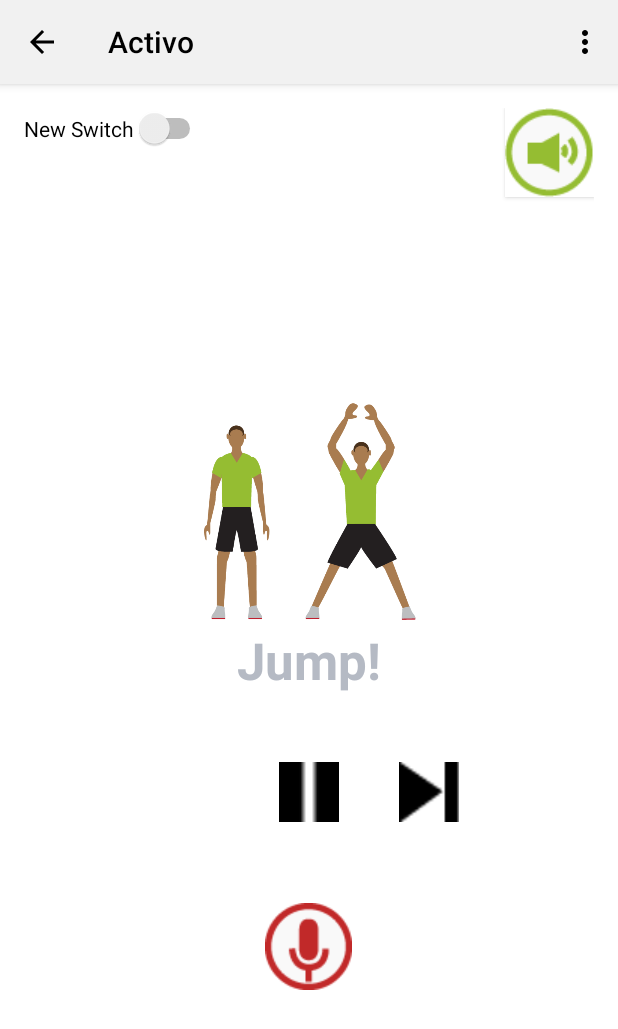
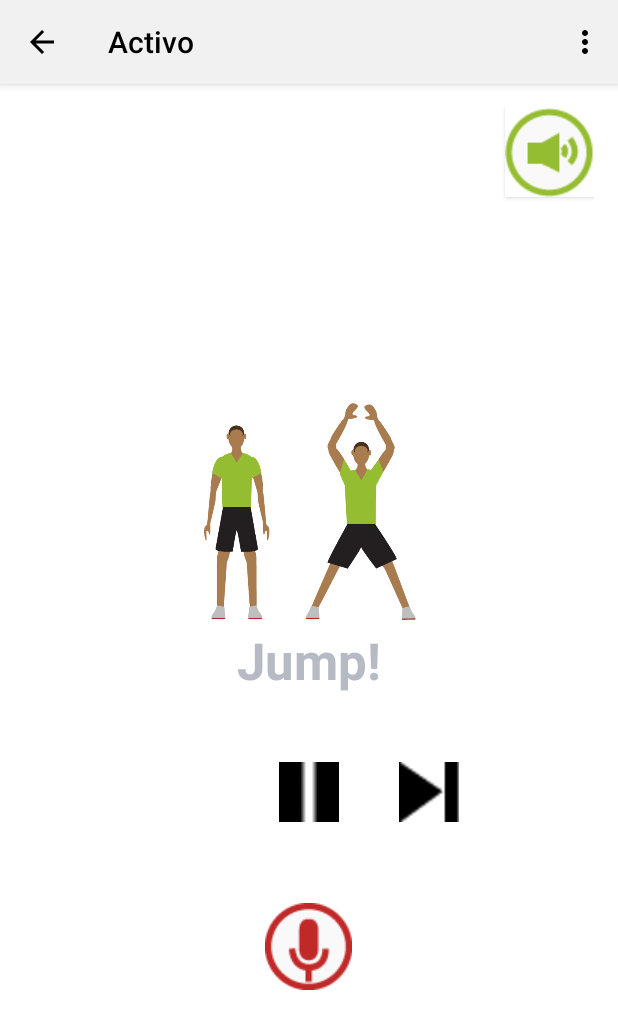
Before and after one commit to seren/activo, an Android app: the StartExerciseActivity screen opened directly, with no data from a screen before it, on a phone screen of 412 x 824 dp. Shown: the top 1029 px of the screen. Run offline under Robolectric (Android 15) with nearby library versions, the phone set to English and light mode, and no system bars.

Commit message:
delete unuseful switcher from the layout

```diff
--- a/Activo/app/src/main/res/layout/activity_startexercise.xml
+++ b/Activo/app/src/main/res/layout/activity_startexercise.xml
@@ -101,13 +101,5 @@
         <!--android:layout_alignParentEnd="false"-->
         <!--android:layout_alignParentBottom="true" />-->
 
-    <Switch
-        android:layout_width="wrap_content"
-        android:layout_height="wrap_content"
-        android:text="New Switch"
-        android:id="@+id/switch1"
-        android:layout_alignBottom="@+id/txtSpeechInput"
-        android:layout_toEndOf="@+id/time_left_value" />
-
 
 </RelativeLayout>
```
